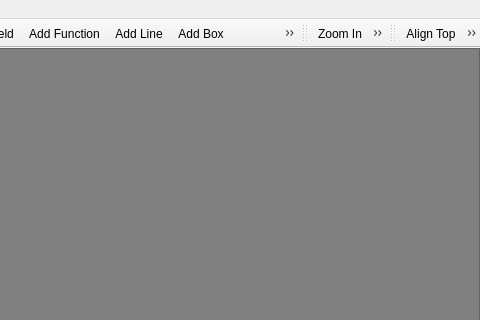
First picture: the form in designer/fd.ui, repository shulai/franq, before the edit; both pictures show x 320 to 800 and y 0 to 320 of the 800 by 600 pixel window.
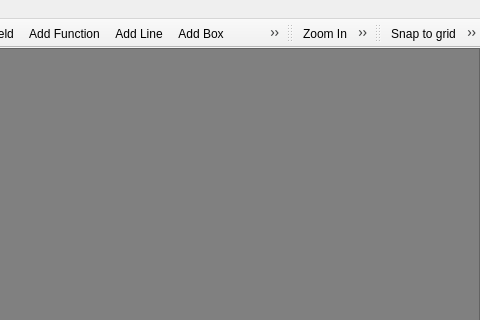
Second picture: the form after the edit. Icons and pictures are not drawn.

Commit message: Snap to grid support. (Grid setup missing)

```diff
--- a/designer/fd.ui
+++ b/designer/fd.ui
@@ -199,6 +199,7 @@
    <attribute name="toolBarBreak">
     <bool>false</bool>
    </attribute>
+   <addaction name="actionSnap_to_grid"/>
    <addaction name="actionAlign_Top"/>
    <addaction name="actionAlign_Middle"/>
    <addaction name="actionAlign_Bottom"/>
@@ -440,6 +441,14 @@
     <string>&amp;Generate...</string>
    </property>
   </action>
+  <action name="actionSnap_to_grid">
+   <property name="checkable">
+    <bool>true</bool>
+   </property>
+   <property name="text">
+    <string>Snap to grid</string>
+   </property>
+  </action>
  </widget>
  <resources>
   <include location="icons/icons.qrc"/>
```
Left out of the diff: 6 changed lines with no effect on the pictures. The commit also changes 1 other file.
